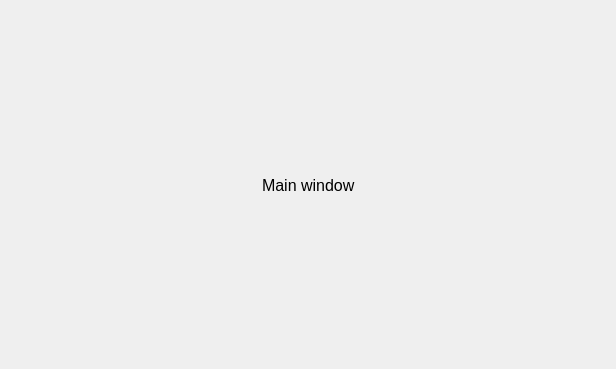
This is src/mainwindow.ui in tsukidan/team-blank-CS1C as Qt 5 draws it before an edit. The edited form follows.
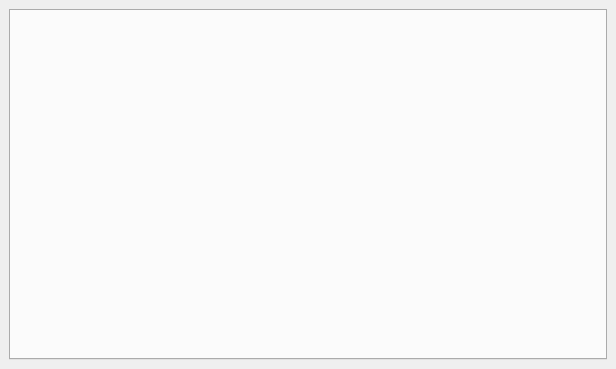
This is the edited form.

Diff of the .ui file:
```diff
--- a/src/mainwindow.ui
+++ b/src/mainwindow.ui
@@ -16,76 +16,11 @@
   <widget class="QWidget" name="centralwidget">
    <layout class="QVBoxLayout" name="verticalLayout_2">
     <item>
-     <spacer name="verticalSpacer_2">
-      <property name="orientation">
-       <enum>Qt::Vertical</enum>
+     <widget class="QTabWidget" name="tabWidget">
+      <property name="currentIndex">
+       <number>-1</number>
       </property>
-      <property name="sizeHint" stdset="0">
-       <size>
-        <width>20</width>
-        <height>126</height>
-       </size>
-      </property>
-     </spacer>
-    </item>
-    <item>
-     <layout class="QHBoxLayout" name="horizontalLayout">
-      <item>
-       <spacer name="horizontalSpacer">
-        <property name="orientation">
-         <enum>Qt::Horizontal</enum>
-        </property>
-        <property name="sizeHint" stdset="0">
-         <size>
-          <width>40</width>
-          <height>20</height>
-         </size>
-        </property>
-       </spacer>
-      </item>
-      <item>
-       <layout class="QVBoxLayout" name="verticalLayout">
-        <item alignment="Qt::AlignHCenter">
-         <widget class="QLabel" name="label">
-          <property name="font">
-           <font>
-            <pointsize>12</pointsize>
-           </font>
-          </property>
-          <property name="text">
-           <string>Main window</string>
-          </property>
-         </widget>
-        </item>
-       </layout>
-      </item>
-      <item>
-       <spacer name="horizontalSpacer_2">
-        <property name="orientation">
-         <enum>Qt::Horizontal</enum>
-        </property>
-        <property name="sizeHint" stdset="0">
-         <size>
-          <width>40</width>
-          <height>20</height>
-         </size>
-        </property>
-       </spacer>
-      </item>
-     </layout>
-    </item>
-    <item>
-     <spacer name="verticalSpacer">
-      <property name="orientation">
-       <enum>Qt::Vertical</enum>
-      </property>
-      <property name="sizeHint" stdset="0">
-       <size>
-        <width>20</width>
-        <height>126</height>
-       </size>
-      </property>
-     </spacer>
+     </widget>
     </item>
    </layout>
   </widget>
```
